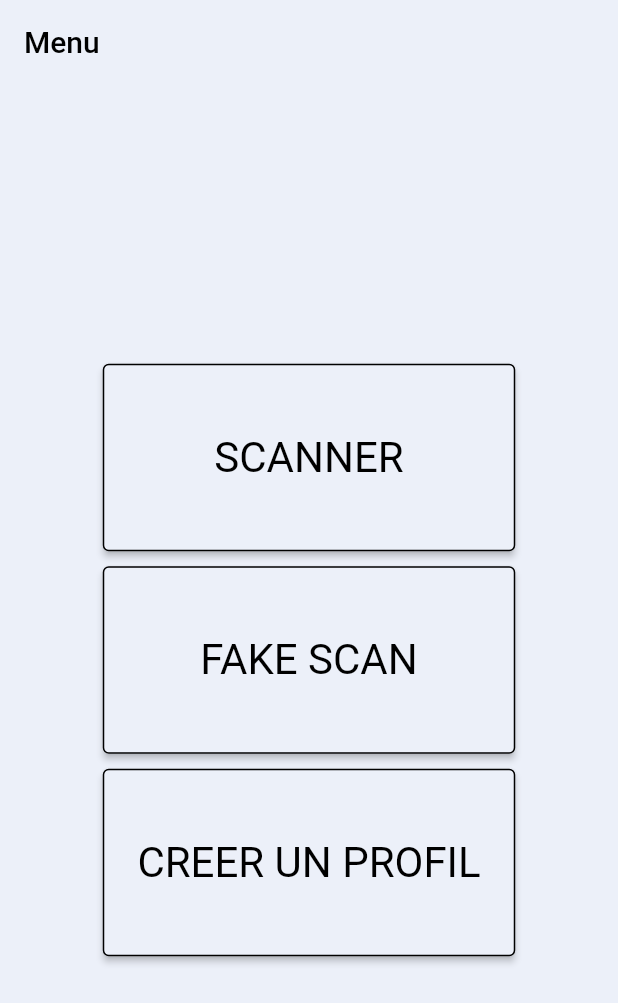
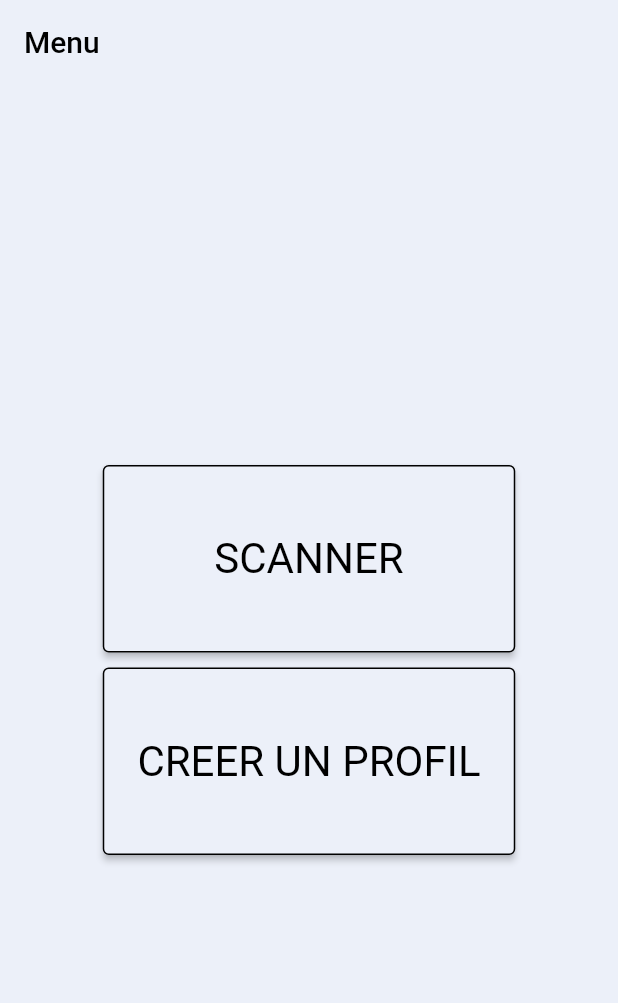
Before and after one commit to khrid/HES_646-2_Projects_GRIMM_Scanner, a Flutter app: the screen it shows after launch, on a phone screen of 412 x 824 dp. Shown: the top 1003 px of the screen. Run offline on Flutter 3.47's test engine with Material 2 defaults, Android fonts, the phone set to English and light mode, and no system bars; our stand-ins replace cloud_firestore, firebase_auth, firebase_core, qr_flutter; missing offline and left inert: flutter_barcode_scanner; accounts and stored records are empty.

Commit message:
Disable "Fake scan" button

```diff
--- a/lib/pages/home.dart
+++ b/lib/pages/home.dart
@@ -38,8 +38,8 @@ class _HomeState extends State<Home> {
               children: <Widget>[
                 CustomHomeButton(title: "SCANNER", onPressed: scanQR),
                 const SizedBox(height: 10.0,),
-                CustomHomeButton(title: "FAKE SCAN", onPressed: fakeScan),
-                const SizedBox(height: 10.0,),
+                /*CustomHomeButton(title: "FAKE SCAN", onPressed: fakeScan),
+                const SizedBox(height: 10.0,),*/
                 CustomHomeButton(title: "CREER UN PROFIL", onPressed: createUser)
               ],
             ),
```
